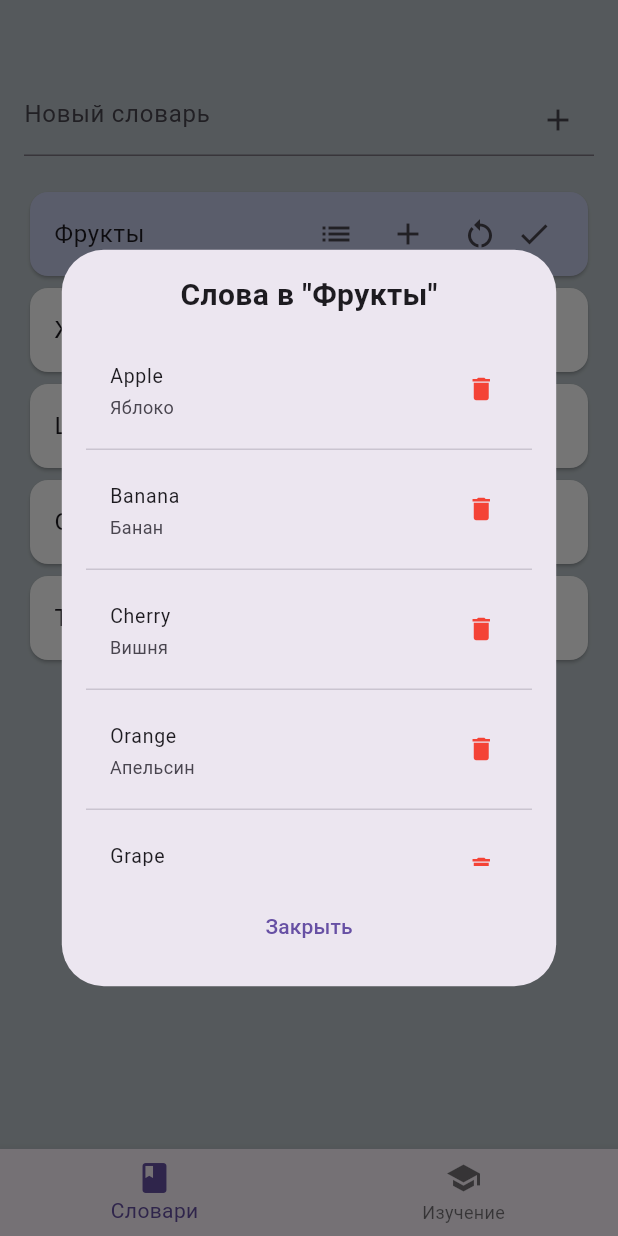
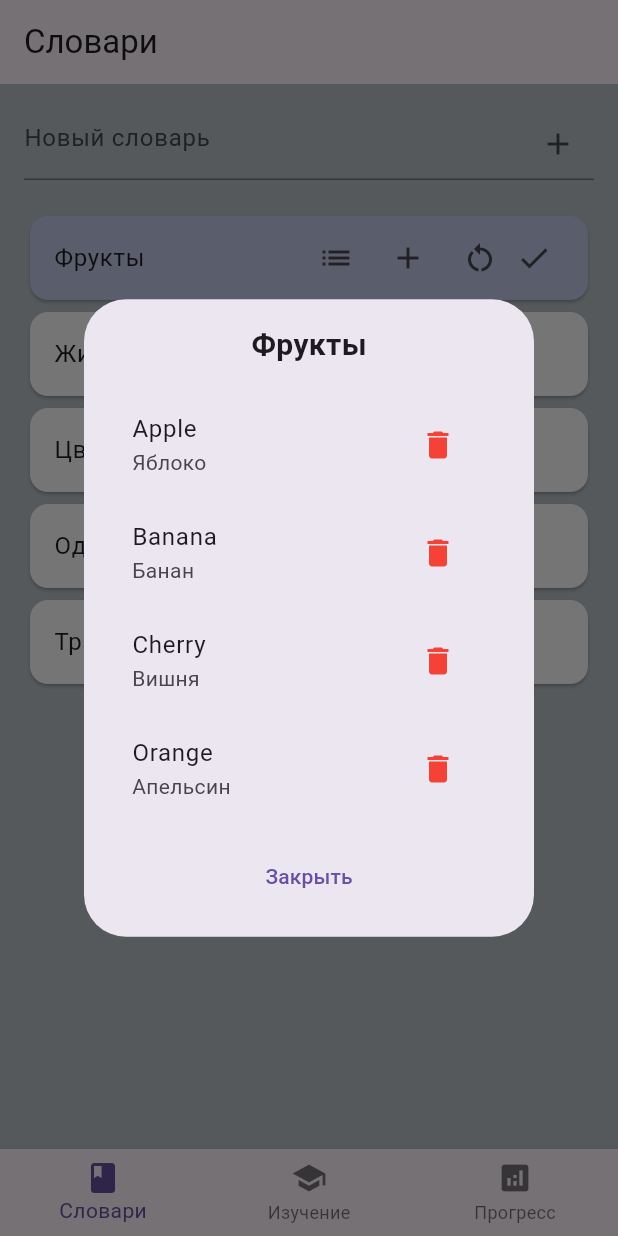
Before and after one commit to Grouscrotz/flutter_prac7, a Flutter app: the screen it shows after launch, after a tap on "Фрукты", after a tap on the "list" icon, on a phone screen of 412 x 824 dp. Run offline on Flutter 3.47's test engine with Material 3 defaults, Android fonts, the phone set to English and light mode, and no system bars; our stand-ins replace cached_network_image; network calls fail.

Commit message:
Реализована страничная навигация

```diff
--- a/lib/app.dart
+++ /dev/null
@@ -1,13 +0,0 @@
-import 'package:flutter/material.dart';
-import 'features/dictionaries/screens/main_screen.dart';
-
-class MyApp extends StatelessWidget {
-  @override
-  Widget build(BuildContext context) {
-    return MaterialApp(
-      title: 'Mini Anki',
-      theme: ThemeData(primarySwatch: Colors.indigo),
-      home: MainScreen(),
-    );
-  }
-}
--- /dev/null
+++ b/lib/data/topics_data.dart
@@ -0,0 +1,87 @@
+import 'package:flutter/foundation.dart';
+import 'package:prac5/models/topic.dart';
+import 'package:prac5/models/word.dart';
+
+class TopicsData {
+  static final ValueNotifier<List<Topic>> _topicsNotifier = ValueNotifier([
+    Topic(name: 'Фрукты', words: [
+      Word(word: 'Apple', translation: 'Яблоко', url: 'https://www.applesfromny.com/wp-content/uploads/2020/06/SnapdragonNEW.png'),
+      Word(word: 'Banana', translation: 'Банан', url: 'https://img.freepik.com/free-psd/fresh-fruits-composition_23-2151371971.jpg?semt=ais_hybrid&w=740&q=80'),
+      Word(word: 'Cherry', translation: 'Вишня', url: 'https://rainierfruit.com/wp-content/uploads/2021/11/Rainier-Fruit-Cherries.png'),
+      Word(word: 'Orange', translation: 'Апельсин', url: 'https://lh3.googleusercontent.com/proxy/L5cilbcVrbLsGoMipa4F2W6OYFrp-xelWPCg7C_5sLdjLY-rrBhDB1SVU0W7iajUTtUO0NP5rF9uQnQvKZK72GJNasauveg0aLIkaZHp1nz730UWoS4CSZmC-jwTxrhy6bqA9kLQH49CTw'),
+      Word(word: 'Grape', translation: 'Виноград'),
+      Word(word: 'Pineapple', translation: 'Ананас'),
+      Word(word: 'Mango', translation: 'Манго'),
+      Word(word: 'Peach', translation: 'Персик'),
+      Word(word: 'Strawberry', translation: 'Клубника'),
+      Word(word: 'Lemon', translation: 'Лимон'),
+    ]),
+    Topic(name: 'Животные', words: [
+      Word(word: 'Dog', translation: 'Собака'),
+      Word(word: 'Cat', translation: 'Кошка'),
+      Word(word: 'Elephant', translation: 'Слон'),
+      Word(word: 'Tiger', translation: 'Тигр'),
+      Word(word: 'Lion', translation: 'Лев'),
+      Word(word: 'Bear', translation: 'Медведь'),
+      Word(word: 'Wolf', translation: 'Волк'),
+      Word(word: 'Fox', translation: 'Лиса'),
+      Word(word: 'Rabbit', translation: 'Кролик'),
+      Word(word: 'Horse', translation: 'Лошадь'),
+    ]),
+    Topic(name: 'Цвета', words: [
+      Word(word: 'Red', translation: 'Красный'),
+      Word(word: 'Blue', translation: 'Синий'),
+      Word(word: 'Green', translation: 'Зелёный'),
+      Word(word: 'Yellow', translation: 'Жёлтый'),
+      Word(word: 'Black', translation: 'Чёрный'),
+      Word(word: 'White', translation: 'Белый'),
+      Word(word: 'Orange', translation: 'Оранжевый'),
+      Word(word: 'Purple', translation: 'Фиолетовый'),
+      Word(word: 'Pink', translation: 'Розовый'),
+      Word(word: 'Brown', translation: 'Коричневый'),
+    ]),
+    Topic(name: 'Одежда', words: [
+      Word(word: 'Shirt', translation: 'Рубашка'),
+      Word(word: 'Pants', translation: 'Брюки'),
+      Word(word: 'Shoes', translation: 'Обувь'),
+      Word(word: 'Hat', translation: 'Шляпа'),
+      Word(word: 'Coat', translation: 'Пальто'),
+      Word(word: 'Skirt', translation: 'Юбка'),
+      Word(word: 'Dress', translation: 'Платье'),
+      Word(word: 'Socks', translation: 'Носки'),
+      Word(word: 'Gloves', translation: 'Перчатки'),
+      Word(word: 'Scarf', translation: 'Шарф'),
+    ]),
+    Topic(name: 'Транспорт', words: [
+      Word(word: 'Car', translation: 'Машина'),
+      Word(word: 'Bus', translation: 'Автобус'),
+      Word(word: 'Train', translation: 'Поезд'),
+      Word(word: 'Bicycle', translation: 'Велосипед'),
+      Word(word: 'Plane', translation: 'Самолёт'),
+      Word(word: 'Boat', translation: 'Лодка'),
+      Word(word: 'Motorcycle', translation: 'Мотоцикл'),
+      Word(word: 'Taxi', translation: 'Такси'),
+      Word(word: 'Truck', translation: 'Грузовик'),
+      Word(word: 'Subway', translation: 'Метро'),
+    ]),
+  ]);
+
+  static ValueNotifier<List<Topic>> get topicsNotifier => _topicsNotifier;
+
+  static List<Topic> get topics => _topicsNotifier.value;
+
+  static void addTopic(Topic topic) {
+    _topicsNotifier.value = [..._topicsNotifier.value, topic];
+  }
+
+  static void selectTopic(Topic topic) {
+    _topicsNotifier.value = _topicsNotifier.value.map((t) {
+      t.selected = (t == topic);
+      return t;
+    }).toList();
+  }
+
+  static void notifyUpdate() {
+    _topicsNotifier.value = List.from(_topicsNotifier.value);
+  }
+}
--- a/lib/features/dictionaries/screens/dictionaries_screen.dart
+++ b/lib/features/dictionaries/screens/dictionaries_screen.dart
@@ -1,12 +1,13 @@
 import 'package:flutter/material.dart';
+import 'package:prac5/data/topics_data.dart';
 import 'package:prac5/models/topic.dart';
 import 'package:prac5/models/word.dart';
 import 'package:prac5/features/dictionaries/widgets/topic_card.dart';
+import 'package:prac5/features/learning/screens/learning_screen.dart';
+import 'package:prac5/features/progress/screens/progress_screen.dart';
 
 class DictionariesScreen extends StatefulWidget {
-  final List<Topic> topics;
-  final Function(Topic) onSelectTopic;
-  const DictionariesScreen({super.key, required this.topics, required this.onSelectTopic});
+  const DictionariesScreen({super.key});
 
   @override
   State<DictionariesScreen> createState() => _DictionariesScreenState();
@@ -14,60 +15,117 @@ class DictionariesScreen extends StatefulWidget {
 
 class _DictionariesScreenState extends State<DictionariesScreen> {
   final TextEditingController _topicController = TextEditingController();
-  final TextEditingController _wordController = TextEditingController();
-  final TextEditingController _translationController = TextEditingController();
+  int _selectedIndex = 0;
+
+  void _onItemTapped(int index) {
+    if (index == _selectedIndex) return;
+    setState(() => _selectedIndex = index);
+    if (index == 0) {
+      Navigator.pushReplacement(
+        context,
+        MaterialPageRoute(builder: (_) => const DictionariesScreen()),
+      );
+    } if (index == 1) {
+      Navigator.pushReplacement(
+        context,
+        MaterialPageRoute(builder: (_) => const LearningScreen()),
+      );
+    } else if (index == 2) {
+      Navigator.pushReplacement(
+        context,
+        MaterialPageRoute(builder: (_) => const ProgressScreen()),
+      );
+    }
+  }
 
   void _addTopic() {
     final text = _topicController.text.trim();
     if (text.isEmpty) return;
-    setState(() {
-      widget.topics.add(Topic(name: text, words: []));
-      _topicController.clear();
-    });
+    TopicsData.addTopic(Topic(name: text, words: []));
+    _topicController.clear();
   }
 
-  void _addWord(Topic topic) {
-    final wordText = _wordController.text.trim();
-    final translationText = _translationController.text.trim();
-    if (wordText.isEmpty || translationText.isEmpty) return;
-    setState(() {
-      topic.words.add(Word(word: wordText, translation: translationText));
-      _wordController.clear();
-      _translationController.clear();
-    });
-  }
-
-  void _resetProgress(Topic topic) {
-    setState(() {
-      for (var word in topic.words) {
-        word.learned = false;
-      }
-    });
-    ScaffoldMessenger.of(context).showSnackBar(
-      SnackBar(content: Text('Прогресс для "${topic.name}" сброшен!')),
+  @override
+  Widget build(BuildContext context) {
+    return Scaffold(
+      appBar: AppBar(title: const Text('Словари')),
+      body: ValueListenableBuilder<List<Topic>>(
+        valueListenable: TopicsData.topicsNotifier,
+        builder: (context, topics, child) {
+          return Container(
+            color: const Color(0xFFbac3c8),
+            padding: const EdgeInsets.all(16),
+            child: Column(
+              children: [
+                TextField(
+                  controller: _topicController,
+                  decoration: InputDecoration(
+                    hintText: 'Новый словарь',
+                    suffixIcon: IconButton(icon: const Icon(Icons.add), onPressed: _addTopic),
+                  ),
+                ),
+                const SizedBox(height: 20),
+                Expanded(
+                  child: ListView.builder(
+                    itemCount: topics.length,
+                    itemBuilder: (context, index) {
+                      final topic = topics[index];
+                      return TopicCard(
+                        topic: topic,
+                        selected: topic.selected,
+                        onTap: () => TopicsData.selectTopic(topic),
+                        onResetProgress: () {
+                          for (var w in topic.words) w.learned = false;
+                          TopicsData.notifyUpdate();
+                        },
+                        onShowWords: () => _showWordsDialog(topic),
+                        onAddWord: () => _showAddWordDialog(topic),
+                      );
+                    },
+                  ),
+                ),
+              ],
+            ),
+          );
+        },
+      ),
+      bottomNavigationBar: BottomNavigationBar(
+        currentIndex: _selectedIndex,
+        onTap: _onItemTapped,
+        items: const [
+          BottomNavigationBarItem(icon: Icon(Icons.book), label: 'Словари'),
+          BottomNavigationBarItem(icon: Icon(Icons.school), label: 'Изучение'),
+          BottomNavigationBarItem(icon: Icon(Icons.analytics), label: 'Прогресс'),
+        ],
+      ),
     );
   }
 
   void _showAddWordDialog(Topic topic) {
+    final wordCtrl = TextEditingController();
+    final transCtrl = TextEditingController();
     showDialog(
       context: context,
       builder: (_) => AlertDialog(
-        title: Text('Добавить слово в "${topic.name}"'),
+        title: Text('Добавить в "${topic.name}"'),
         content: Column(
           mainAxisSize: MainAxisSize.min,
           children: [
-            TextField(controller: _wordController, decoration: InputDecoration(labelText: 'Слово')),
-            TextField(controller: _translationController, decoration: InputDecoration(labelText: 'Перевод')),
+            TextField(controller: wordCtrl, decoration: const InputDecoration(labelText: 'Слово')),
+            TextField(controller: transCtrl, decoration: const InputDecoration(labelText: 'Перевод')),
           ],
         ),
         actions: [
-          TextButton(onPressed: () => Navigator.pop(context), child: Text('Отмена')),
+          TextButton(onPressed: () => Navigator.pop(context), child: const Text('Отмена')),
           ElevatedButton(
             onPressed: () {
-              _addWord(topic);
+              if (wordCtrl.text.isNotEmpty && transCtrl.text.isNotEmpty) {
+                topic.words.add(Word(word: wordCtrl.text, translation: transCtrl.text));
+                TopicsData.notifyUpdate();
+              }
               Navigator.pop(context);
             },
-            child: Text('Добавить'),
+            child: const Text('Добавить'),
           ),
         ],
       ),
@@ -79,92 +137,40 @@ class _DictionariesScreenState extends State<DictionariesScreen> {
       context: context,
       builder: (_) => Dialog(
         child: Container(
-          width: MediaQuery.of(context).size.width * 0.8,
-          padding: EdgeInsets.all(16),
+          width: 300,
+          padding: const EdgeInsets.all(16),
           child: Column(
             mainAxisSize: MainAxisSize.min,
             children: [
-              Text('Слова в "${topic.name}"',
-                  style: TextStyle(fontSize: 20, fontWeight: FontWeight.bold)),
-              SizedBox(height: 16),
-              Container(
-                height: 350,
-                child: ListView.separated(
-                  shrinkWrap: true,
+              Text(topic.name, style: const TextStyle(fontSize: 20, fontWeight: FontWeight.bold)),
+              const SizedBox(height: 16),
+              SizedBox(
+                height: 300,
+                child: ListView.builder(
                   itemCount: topic.words.length,
-                  itemBuilder: (_, index) {
-                    final word = topic.words[index];
+                  itemBuilder: (_, i) {
+                    final w = topic.words[i];
                     return ListTile(
-                      dense: true,
-                      title: Text(word.word),
-                      subtitle: Text(word.translation),
-                      trailing: Row(
-                        mainAxisSize: MainAxisSize.min,
-                        children: [
-                          if (word.learned)
-                            Icon(Icons.check_circle, color: Colors.green, size: 20),
-                          SizedBox(width: 8),
-                          GestureDetector(
-                            onTap: () {
-                              setState(() {
-                                topic.words.removeAt(index);
-                              });
-                              Navigator.pop(context);
-                              _showWordsDialog(topic);
-                            },
-                            child: Icon(Icons.delete, color: Colors.red, size: 20),
-                          ),
-                        ],
+                      title: Text(w.word),
+                      subtitle: Text(w.translation),
+                      trailing: IconButton(
+                        icon: const Icon(Icons.delete, color: Colors.red),
+                        onPressed: () {
+                          topic.words.removeAt(i);
+                          TopicsData.notifyUpdate();
+                          Navigator.pop(context);
+                          _showWordsDialog(topic);
+                        },
                       ),
                     );
                   },
-                  separatorBuilder: (_, __) => Divider(),
                 ),
               ),
-              SizedBox(height: 16),
-              TextButton(onPressed: () => Navigator.pop(context), child: Text('Закрыть')),
+              TextButton(onPressed: () => Navigator.pop(context), child: const Text('Закрыть')),
             ],
           ),
         ),
       ),
     );
   }
-
-
-  @override
-  Widget build(BuildContext context) {
-    return Container(
-      decoration: BoxDecoration(color: Color(0xFFbac3c8)),
-      padding: EdgeInsets.all(16),
-      child: Column(
-        children: [
-          SizedBox(height: 40),
-          TextField(
-            controller: _topicController,
-            decoration: InputDecoration(
-              hintText: 'Новый словарь',
-              suffixIcon: IconButton(icon: Icon(Icons.add), onPressed: _addTopic),
-            ),
-          ),
-          SizedBox(height: 20),
-          Expanded(
-            child: ListView.builder(
-              itemCount: widget.topics.length,
-              itemBuilder: (context, index) {
-                final topic = widget.topics[index];
-                return TopicCard(
-                  topic: topic,
-                  selected: topic.selected,
-                  onTap: () => widget.onSelectTopic(topic),
-                  onResetProgress: () => _resetProgress(topic),
-                  onShowWords: () => _showWordsDialog(topic),
-                  onAddWord: () => _showAddWordDialog(topic),
-                );
-              },
-            ),
-          ),
-        ],
-      ),
-    );
-  }
-  }
+}
--- a/lib/features/dictionaries/screens/main_screen.dart
+++ /dev/null
@@ -1,109 +0,0 @@
-import 'package:flutter/material.dart';
-import 'package:prac5/models/topic.dart';
-import 'package:prac5/models/word.dart';
-import 'package:prac5/features/learning/screens/learning_screen.dart';
-import 'package:prac5/features/dictionaries/screens/dictionaries_screen.dart';
-
-class MainScreen extends StatefulWidget {
-  const MainScreen({super.key});
-  @override
-  State<MainScreen> createState() => _MainScreenState();
-}
-
-class _MainScreenState extends State<MainScreen> {
-  int _selectedIndex = 0;
-  void _onItemTapped(int index) {
-    setState(() {_selectedIndex = index;});
-  }
-
-  @override
-  Widget build(BuildContext context) {
-    Topic? selectedTopic = topics.any((t) => t.selected) ? topics.firstWhere((t)
-      => t.selected) : null;
-
-    List<Widget> screens = [
-      DictionariesScreen(topics: topics,
-        onSelectTopic: (topic) {
-          setState(() {topics.forEach((t) => t.selected = false);
-            topic.selected = true;
-          });
-        },
-      ),
-      LearningScreen(topic: selectedTopic),
-    ];
-
-    return Scaffold(
-      body: screens[_selectedIndex],
-      bottomNavigationBar: BottomNavigationBar(
-        currentIndex: _selectedIndex, onTap: _onItemTapped,
-        items: [
-          BottomNavigationBarItem(icon: Icon(Icons.book), label: 'Словари'),
-          BottomNavigationBarItem(icon: Icon(Icons.school), label: 'Изучение'),
-        ],
-      ),
-    );
-  }
-
-  List<Topic> topics = [
-    Topic(name: 'Фрукты', words: [
-      Word(word: 'Apple', translation: 'Яблоко', url: 'https://www.applesfromny.com/wp-content/uploads/2020/06/SnapdragonNEW.png'),
-      Word(word: 'Banana', translation: 'Банан', url: 'https://img.freepik.com/free-psd/fresh-fruits-composition_23-2151371971.jpg?semt=ais_hybrid&w=740&q=80'),
-      Word(word: 'Cherry', translation: 'Вишня', url: 'https://rainierfruit.com/wp-content/uploads/2021/11/Rainier-Fruit-Cherries.png'),
-      Word(word: 'Orange', translation: 'Апельсин', url: 'https://lh3.googleusercontent.com/proxy/L5cilbcVrbLsGoMipa4F2W6OYFrp-xelWPCg7C_5sLdjLY-rrBhDB1SVU0W7iajUTtUO0NP5rF9uQnQvKZK72GJNasauveg0aLIkaZHp1nz730UWoS4CSZmC-jwTxrhy6bqA9kLQH49CTw'),
-      Word(word: 'Grape', translation: 'Виноград', url: 'https://img.freepik.com/free-photo/natural-fruit-vine-healthy-harvest_1203-5965.jpg?semt=ais_hybrid&w=740&q=80'),
-      Word(word: 'Pineapple', translation: 'Ананас', url: 'https://www.heddensofwoodtown.co.uk/wp-content/uploads/2020/05/pineapple_opt.jpg'),
-      Word(word: 'Mango', translation: 'Манго'),
-      Word(word: 'Peach', translation: 'Персик'),
-      Word(word: 'Strawberry', translation: 'Клубника'),
-      Word(word: 'Lemon', translation: 'Лимон'),
-    ]),
-    Topic(name: 'Животные', words: [
-      Word(word: 'Dog', translation: 'Собака'),
-      Word(word: 'Cat', translation: 'Кошка'),
-      Word(word: 'Elephant', translation: 'Слон'),
-      Word(word: 'Tiger', translation: 'Тигр'),
-      Word(word: 'Lion', translation: 'Лев'),
-      Word(word: 'Bear', translation: 'Медведь'),
-      Word(word: 'Wolf', translation: 'Волк'),
-      Word(word: 'Fox', translation: 'Лиса'),
-      Word(word: 'Rabbit', translation: 'Кролик'),
-      Word(word: 'Horse', translation: 'Лошадь'),
-    ]),
-    Topic(name: 'Цвета', words: [
-      Word(word: 'Red', translation: 'Красный'),
-      Word(word: 'Blue', translation: 'Синий'),
-      Word(word: 'Green', translation: 'Зелёный'),
-      Word(word: 'Yellow', translation: 'Жёлтый'),
-      Word(word: 'Black', translation: 'Чёрный'),
-      Word(word: 'White', translation: 'Белый'),
-      Word(word: 'Orange', translation: 'Оранжевый'),
-      Word(word: 'Purple', translation: 'Фиолетовый'),
-      Word(word: 'Pink', translation: 'Розовый'),
-      Word(word: 'Brown', translation: 'Коричневый'),
-    ]),
-    Topic(name: 'Одежда', words: [
-      Word(word: 'Shirt', translation: 'Рубашка'),
-      Word(word: 'Pants', translation: 'Брюки'),
-      Word(word: 'Shoes', translation: 'Обувь'),
-      Word(word: 'Hat', translation: 'Шляпа'),
-      Word(word: 'Coat', translation: 'Пальто'),
-      Word(word: 'Skirt', translation: 'Юбка'),
-      Word(word: 'Dress', translation: 'Платье'),
-      Word(word: 'Socks', translation: 'Носки'),
-      Word(word: 'Gloves', translation: 'Перчатки'),
-      Word(word: 'Scarf', translation: 'Шарф'),
-    ]),
-    Topic(name: 'Транспорт', words: [
-      Word(word: 'Car', translation: 'Машина'),
-      Word(word: 'Bus', translation: 'Автобус'),
-      Word(word: 'Train', translation: 'Поезд'),
-      Word(word: 'Bicycle', translation: 'Велосипед'),
-      Word(word: 'Plane', translation: 'Самолёт'),
-      Word(word: 'Boat', translation: 'Лодка'),
-      Word(word: 'Motorcycle', translation: 'Мотоцикл'),
-      Word(word: 'Taxi', translation: 'Такси'),
-      Word(word: 'Truck', translation: 'Грузовик'),
-      Word(word: 'Subway', translation: 'Метро'),
-    ]),
-  ];
-}
--- /dev/null
+++ b/lib/features/progress/screens/progress_screen.dart
@@ -0,0 +1,95 @@
+import 'package:flutter/material.dart';
+import 'package:prac5/data/topics_data.dart';
+import 'package:prac5/features/dictionaries/screens/dictionaries_screen.dart';
+import 'package:prac5/features/learning/screens/learning_screen.dart';
+
+import '../../../models/topic.dart';
+
+class ProgressScreen extends StatefulWidget {
+  const ProgressScreen({super.key});
+
+  @override
+  State<ProgressScreen> createState() => _ProgressScreenState();
+}
+
+class _ProgressScreenState extends State<ProgressScreen> {
+  int _selectedIndex = 2;
+
+  void _onItemTapped(int index) {
+    if (index == _selectedIndex) return;
+    setState(() => _selectedIndex = index);
+
+    if (index == 0) {
+      Navigator.pushReplacement(
+        context,
+        MaterialPageRoute(builder: (_) => const DictionariesScreen()),
+      );
+    } else if (index == 1) {
+      Navigator.pushReplacement(
+        context,
+        MaterialPageRoute(builder: (_) => const LearningScreen()),
+      );
+    }
+  }
+
+  @override
+  Widget build(BuildContext context) {
+    return Scaffold(
+      appBar: AppBar(title: const Text('Прогресс')),
+      backgroundColor: const Color(0xFFcfd9df),
+      body: ValueListenableBuilder<List<Topic>>(
+        valueListenable: TopicsData.topicsNotifier,
+        builder: (context, topics, child) {
+          final total = topics.expand((t) => t.words).length;
+          final learned = topics.expand((t) => t.words.where((w) => w.learned)).length;
+          final progress = total > 0 ? (learned / total) * 100 : 0;
+
+          return Padding(
+            padding: const EdgeInsets.all(16),
+            child: Column(
+              children: [
+                Card(
+                  child: Padding(
+                    padding: const EdgeInsets.all(20),
+                    child: Column(
+                      children: [
+                        const Text('Общий прогресс', style: TextStyle(fontSize: 18, fontWeight: FontWeight.bold)),
+                        const SizedBox(height: 16),
+                        LinearProgressIndicator(value: progress / 100),
+                        const SizedBox(height: 8),
+                        Text('${progress.toStringAsFixed(1)}% ($learned/$total)'),
+                      ],
+                    ),
+                  ),
+                ),
+                const SizedBox(height: 20),
+                Expanded(
+                  child: ListView.builder(
+                    itemCount: topics.length,
+                    itemBuilder: (_, i) {
+                      final t = topics[i];
+                      final p = t.words.isEmpty ? 0 : (t.words.where((w) => w.learned).length / t.words.length) * 100;
+                      return ListTile(
+                        title: Text(t.name),
+                        trailing: Text('${p.toInt()}%'),
+                      );
+                    },
+                  ),
+                ),
+              ],
+            ),
+          );
+        },
+      ),
+      bottomNavigationBar: BottomNavigationBar(
+        currentIndex: _selectedIndex,
+        onTap: _onItemTapped,
+        items: const [
+          BottomNavigationBarItem(icon: Icon(Icons.book), label: 'Словари'),
+          BottomNavigationBarItem(icon: Icon(Icons.school), label: 'Изучение'),
+          BottomNavigationBarItem(icon: Icon(Icons.analytics), label: 'Прогресс'),
+        ],
+      ),
+    );
+  }
+}
--- a/lib/main.dart
+++ b/lib/main.dart
@@ -1,6 +1,20 @@
 import 'package:flutter/material.dart';
-import 'app.dart';
+import 'package:prac5/features/dictionaries/screens/dictionaries_screen.dart';
 
 void main() {
-  runApp(MyApp());
+  runApp(const MyApp());
 }
+
+class MyApp extends StatelessWidget {
+  const MyApp({super.key});
+
+  @override
+  Widget build(BuildContext context) {
+    return MaterialApp(
+      title: 'Практическая №7',
+      theme: ThemeData(primarySwatch: Colors.indigo),
+      home: const DictionariesScreen(),
+      debugShowCheckedModeBanner: false,
+    );
+  }
+}
--- a/pubspec.yaml
+++ b/pubspec.yaml
@@ -12,6 +12,7 @@ dependencies:
     sdk: flutter
   cupertino_icons: ^1.0.8
   cached_network_image: ^3.4.1
+  go_router: ^16.3.0
 
 
 
```
Also changed, not shown: lib/features/learning/screens/flashcard_screen.dart (+20 -14 lines), lib/features/learning/screens/learning_screen.dart (+57 -29 lines), pubspec.lock, 1 other file.
